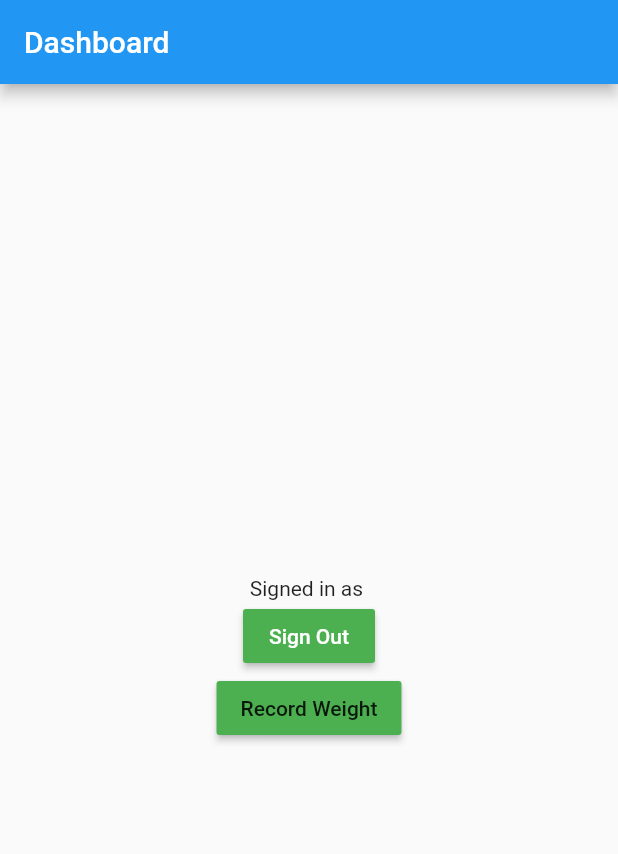
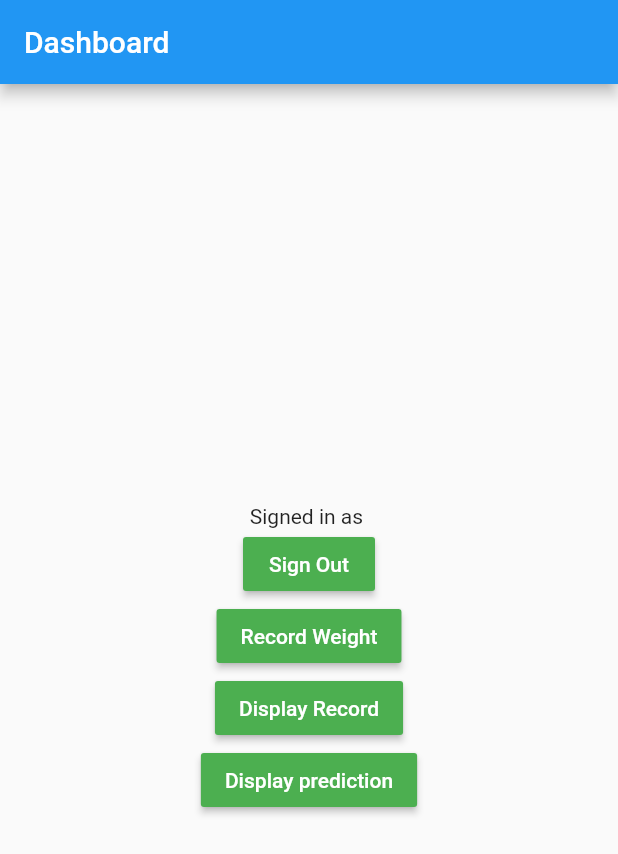
Before and after one commit to hakidon/Rubinfo_alpha, a Flutter app: the screen it shows once a user with an empty profile is signed in, on a phone screen of 412 x 824 dp. Shown: the top 854 px of the screen. Run offline on Flutter 3.47's test engine with Material 2 defaults, Android fonts, the phone set to English and light mode, and no system bars; our stand-ins replace firebase_auth, firebase_core, firebase_database, fl_chart, google_fonts; accounts and stored records are empty.

Commit message:
added record page

```diff
--- a/lib/Screens/Dashboard.dart
+++ b/lib/Screens/Dashboard.dart
@@ -1,6 +1,8 @@
 import 'package:firebase_auth/firebase_auth.dart';
 import 'package:firebase_core/firebase_core.dart';
 import 'package:flutter/material.dart';
+import 'package:fluttercharts/Screens/HomeScreen.dart';
+import 'package:fluttercharts/Screens/display_record.dart';
 import 'package:fluttercharts/Screens/record_weight.dart';
 
 class Dashboard extends StatefulWidget {
@@ -35,6 +37,8 @@ class _DashboardState extends State<Dashboard> {
                 ),
               ),
             ),
+
+            //Record Weight page
             MaterialButton(
               onPressed: () {
                 Navigator.push(
@@ -44,6 +48,43 @@ class _DashboardState extends State<Dashboard> {
               },
               child: Text(
                 'Record Weight',
+                style: TextStyle(
+                  color: Colors.white,
+                ),
+              ),
+              color: Colors.green,
+            ),
+
+            // Display record page
+            MaterialButton(
+              onPressed: () {
+                Navigator.push(
+                  context,
+                  MaterialPageRoute(builder: (context) => DisplayRecord()),
+                );
+              },
+              child: Text(
+                'Display Record',
+                style: TextStyle(
+                  color: Colors.white,
+                ),
+              ),
+              color: Colors.green,
+            ),
+
+            // Display prediction page
+            MaterialButton(
+              onPressed: () {
+                Navigator.push(
+                  context,
+                  MaterialPageRoute(builder: (context) => HomeScreen()),
+                );
+              },
+              child: Text(
+                'Display prediction',
+                style: TextStyle(
+                  color: Colors.white,
+                ),
               ),
               color: Colors.green,
             ),
```
Also changed, not shown: lib/Screens/display_record.dart (added, +19 -0 lines).
